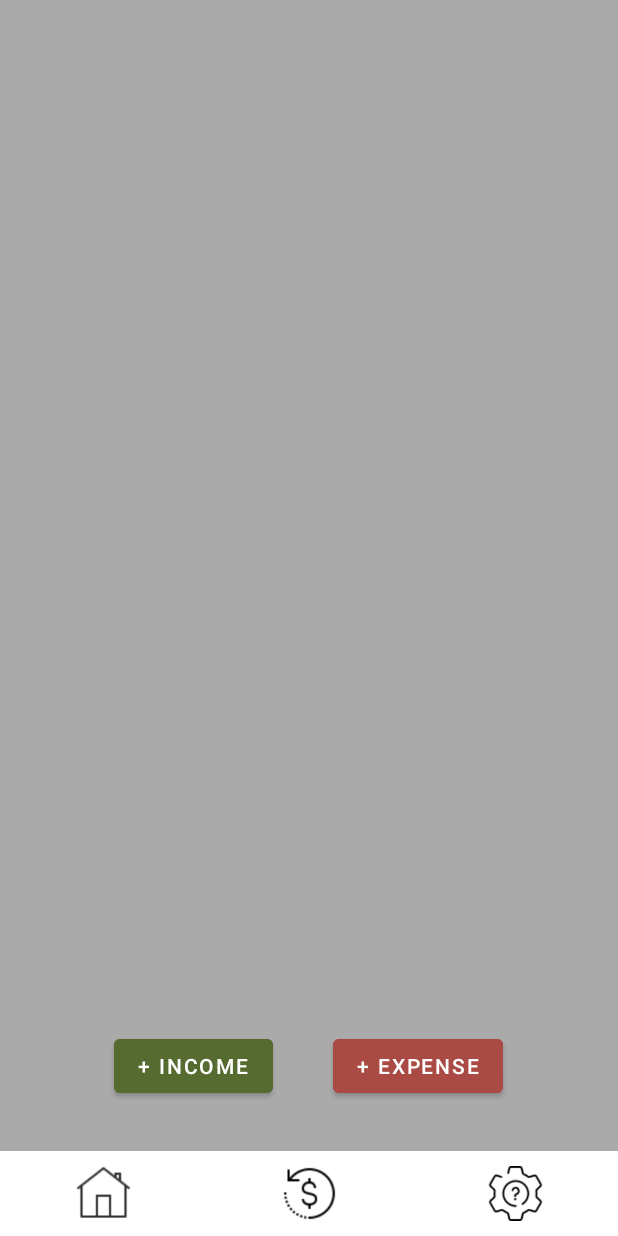
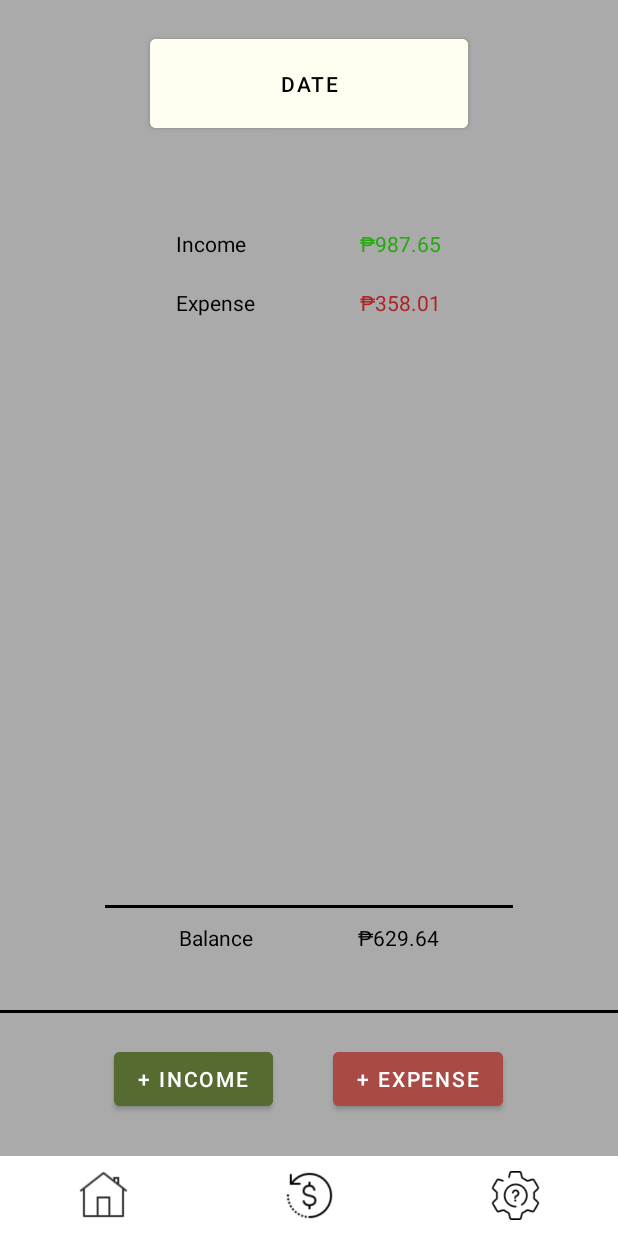
Before and after one commit to victortulabot/FinanceUp, an Android app: the DashboardActivity screen opened directly, with no data from a screen before it, on a phone screen of 412 x 824 dp. Run offline under Robolectric (Android 15) with nearby library versions, the phone set to English and light mode, and no system bars.

Commit message:
updated routes and frontend

```diff
--- a/app/src/main/res/layout/activity_dashboard.xml
+++ b/app/src/main/res/layout/activity_dashboard.xml
@@ -10,10 +10,133 @@
     <LinearLayout
         android:layout_width="match_parent"
         android:layout_height="0dp"
-        android:layout_weight="8.3"
+        android:layout_weight="1.5"
         android:background="@android:color/darker_gray">
 
+        <Button
+            android:layout_width="match_parent"
+            android:layout_height="wrap_content"
+            android:text="Date"
+            android:padding="20dp"
+            android:layout_marginTop="20dp"
+            android:layout_marginHorizontal="100dp"
+            android:backgroundTint="#FFFEF1"
+            android:textColor="@color/black"
+            />
+
     </LinearLayout>
+
+    <LinearLayout
+        android:layout_width="match_parent"
+        android:layout_height="0dp"
+        android:layout_weight="6"
+        android:orientation="vertical"
+        android:background="@android:color/darker_gray">
+
+        <TableLayout
+            android:layout_width="match_parent"
+            android:layout_height="0dp"
+            android:layout_weight="2"
+            android:layout_marginVertical="10dp"
+            android:layout_marginHorizontal="50dp"
+            android:padding="20dp">
+
+            <TableRow
+                android:gravity="center">
+                <TextView
+                    android:layout_width="match_parent"
+                    android:layout_height="wrap_content"
+                    android:text="Income"
+                    android:padding="10dp"
+                    android:textColor="@color/black"
+                    />
+
+                <TextView
+                    android:id="@+id/tv_income"
+                    android:layout_width="match_parent"
+                    android:layout_height="wrap_content"
+                    android:text="₱987.65"
+                    android:padding="10dp"
+                    android:layout_marginLeft="50dp"
+                    android:textColor="#26A910"
+                    />
+            </TableRow>
+
+            <TableRow
+                android:gravity="center">
+                <TextView
+                    android:layout_width="match_parent"
+                    android:layout_height="wrap_content"
+                    android:text="Expense"
+                    android:padding="10dp"
+                    android:textColor="@color/black"
+                    />
+
+                <TextView
+                    android:id="@+id/tv_expense"
+                    android:layout_width="match_parent"
+                    android:layout_height="wrap_content"
+                    android:text="₱358.01"
+                    android:padding="10dp"
+                    android:layout_marginLeft="50dp"
+                    android:textColor="#AF2222"
+                    />
+            </TableRow>
+
+        </TableLayout>
+
+    </LinearLayout>
+
+    <LinearLayout
+        android:layout_width="match_parent"
+        android:layout_height="50dp"
+        android:layout_weight="0.8"
+        android:gravity="center_horizontal"
+        android:background="@android:color/darker_gray">
+
+        <TableLayout
+            android:layout_width="match_parent"
+            android:layout_height="wrap_content"
+            android:layout_weight="2"
+            android:layout_marginHorizontal="50dp"
+            android:layout_marginTop="20dp"
+            android:padding="20dp">
+
+            <View
+                android:layout_width="match_parent"
+                android:layout_height="2dp"
+                android:background="@android:color/black" />
+
+            <TableRow
+                android:gravity="center">
+                <TextView
+                    android:id="@+id/tv_textbalance"
+                    android:layout_width="match_parent"
+                    android:layout_height="wrap_content"
+                    android:text="Balance"
+                    android:padding="10dp"
+                    android:textColor="@color/black"
+                    />
+
+                <TextView
+                    android:id="@+id/tv_balance"
+                    android:layout_width="match_parent"
+                    android:layout_height="wrap_content"
+                    android:text="₱629.64"
+                    android:padding="10dp"
+                    android:layout_marginLeft="50dp"
+                    android:textColor="@color/black"
+                    />
+            </TableRow>
+
+        </TableLayout>
+
+    </LinearLayout>
+
+    <View
+        android:layout_width="match_parent"
+        android:layout_height="2dp"
+        android:background="@android:color/black" />
 
     <LinearLayout
         android:layout_width="match_parent"
```
Also changed, not shown: app/src/main/AndroidManifest.xml (+4 -4 lines), app/src/main/java/com/mobdeve/s12/tulabot/villanueva/financeup/AddActivity.kt (+8 -0 lines), app/src/main/java/com/mobdeve/s12/tulabot/villanueva/financeup/SettingsActivity.kt (+15 -0 lines), app/src/main/res/layout/activity_main.xml (+13 -9 lines), app/src/main/res/layout/activity_settings.xml (+8 -0 lines).
